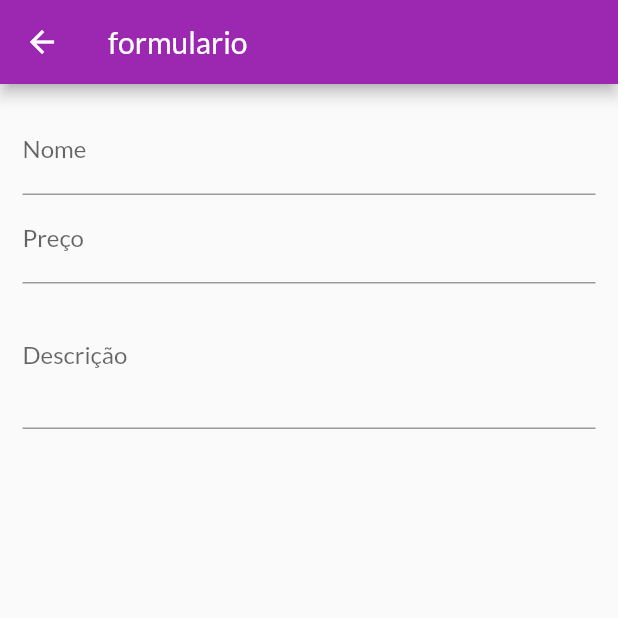
After one commit to dfdevelloper/shop_app, a Flutter app: the ProductFormPage screen opened by its route, on a phone screen of 412 x 824 dp, the top half of it. The commit adds this screen. Run offline on Flutter 3.47's test engine with Material 2 defaults, Android fonts, the phone set to English and light mode, and no system bars; network calls fail.

Commit message:
start add form

```diff
--- a/lib/components/product_grid.dart
+++ b/lib/components/product_grid.dart
@@ -1,6 +1,6 @@
 import 'package:flutter/material.dart';
 import 'package:provider/provider.dart';
-import 'package:shop_app/components/product_item.dart';
+import 'package:shop_app/components/product_grid_item.dart';
 import 'package:shop_app/models/product.dart';
 import 'package:shop_app/models/product_list.dart';
 
@@ -20,7 +20,7 @@ class ProductGrid extends StatelessWidget {
       itemCount: loadedProducts.length,
       itemBuilder: (ctx, i) => ChangeNotifierProvider.value(
         value: loadedProducts[i],
-        child: ProductItem(),
+        child: ProductGridItem(),
       ),
       gridDelegate: SliverGridDelegateWithFixedCrossAxisCount(
           crossAxisCount: 2,
--- a/lib/main.dart
+++ b/lib/main.dart
@@ -6,6 +6,8 @@ import 'package:shop_app/models/product_list.dart';
 import 'package:shop_app/pages/cart_page.dart';
 import 'package:shop_app/pages/orders_page.dart';
 import 'package:shop_app/pages/product_detail_page.dart';
+import 'package:shop_app/pages/product_form_page.dart';
+import 'package:shop_app/pages/product_page.dart';
 import 'package:shop_app/pages/products_overview_page.dart';
 import 'package:shop_app/utils/app_routes.dart';
 
@@ -42,6 +44,8 @@ class MyApp extends StatelessWidget {
           AppRoutes.PRODUCT_DETAIL: (ctx) => ProductDetailPage(),
           AppRoutes.CART: (ctx) => CartPage(),
           AppRoutes.ORDERS: (ctx) => OrderPage(),
+          AppRoutes.PRODUCTS: (ctx) => ProductPage(),
+          AppRoutes.PRODUCT_FORM: (ctx) => ProductFormPage()
         },
       ),
     );
--- a/lib/models/product_list.dart
+++ b/lib/models/product_list.dart
@@ -12,6 +12,10 @@ class ProductList with ChangeNotifier {
   void addProduct(Product product) {
     _items.add(product);
     notifyListeners();
+  }
+
+  int get itemsCount{
+    return _items.length;
   }
 }
 
--- /dev/null
+++ b/lib/pages/product_form_page.dart
@@ -0,0 +1,60 @@
+import 'package:flutter/material.dart';
+
+class ProductFormPage extends StatefulWidget {
+  @override
+  _ProductFormPageState createState() => _ProductFormPageState();
+}
+
+class _ProductFormPageState extends State<ProductFormPage> {
+  final FocusNode _priceFocus = FocusNode();
+  final FocusNode _descriptionFocus = FocusNode();
+
+  @override
+  void dispose(){
+    super.dispose();
+    _priceFocus.dispose();
+    _descriptionFocus.dispose();
+  }
+
+  @override
+  Widget build(BuildContext context) {
+    return Scaffold(
+      appBar: AppBar(
+        title: Text('formulario'),
+      ),
+      body: Padding(
+        padding: const EdgeInsets.all(15),
+        child: Form(
+            child: ListView(
+          children: <Widget>[
+            TextFormField(
+              decoration: InputDecoration(
+                labelText: 'Nome',
+              ),
+              textInputAction: TextInputAction.next,
+              onFieldSubmitted: (_) =>
+                  FocusScope.of(context).requestFocus(_priceFocus),
+            ),
+            TextFormField(
+              decoration: InputDecoration(
+                labelText: 'Preço',
+              ),
+              focusNode: _priceFocus,
+              textInputAction: TextInputAction.next,
+              keyboardType: TextInputType.numberWithOptions(decimal: true),
+            ),
+            TextFormField(
+              decoration: InputDecoration(
+                labelText: 'Descrição',
+              ),
+              focusNode: _descriptionFocus,
+              textInputAction: TextInputAction.next,
+              keyboardType: TextInputType.multiline,
+              maxLines: 3,
+            ),
+          ],
+        )),
+      ),
+    );
+  }
+}
--- a/lib/utils/app_routes.dart
+++ b/lib/utils/app_routes.dart
@@ -3,4 +3,6 @@ class AppRoutes {
   static const PRODUCT_DETAIL = '/product-detail';
   static const CART = '/cart';
   static const ORDERS = '/orders';
+  static const PRODUCTS = '/products';
+  static const PRODUCT_FORM = '/product-form';
 }
```
Also changed, not shown: lib/components/app_drawer.dart (+12 -0 lines), lib/components/cart_item.dart (+18 -0 lines), lib/components/product_grid_item.dart (added, +70 -0 lines), lib/components/product_item.dart (+26 -45 lines), lib/models/cart.dart (+23 -0 lines), lib/pages/product_page.dart (added, +43 -0 lines).
